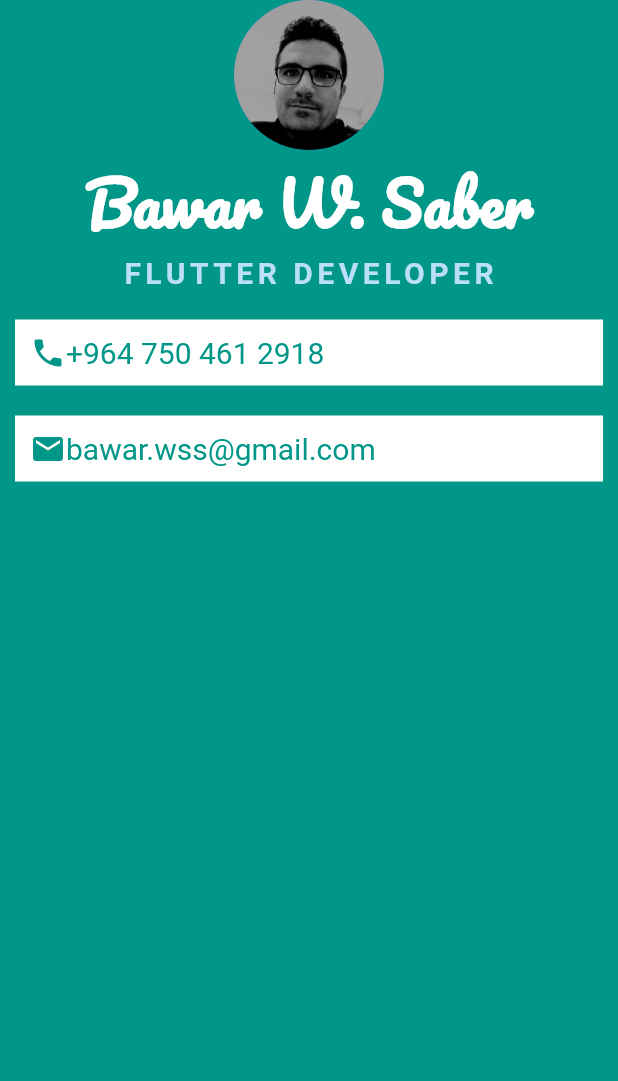
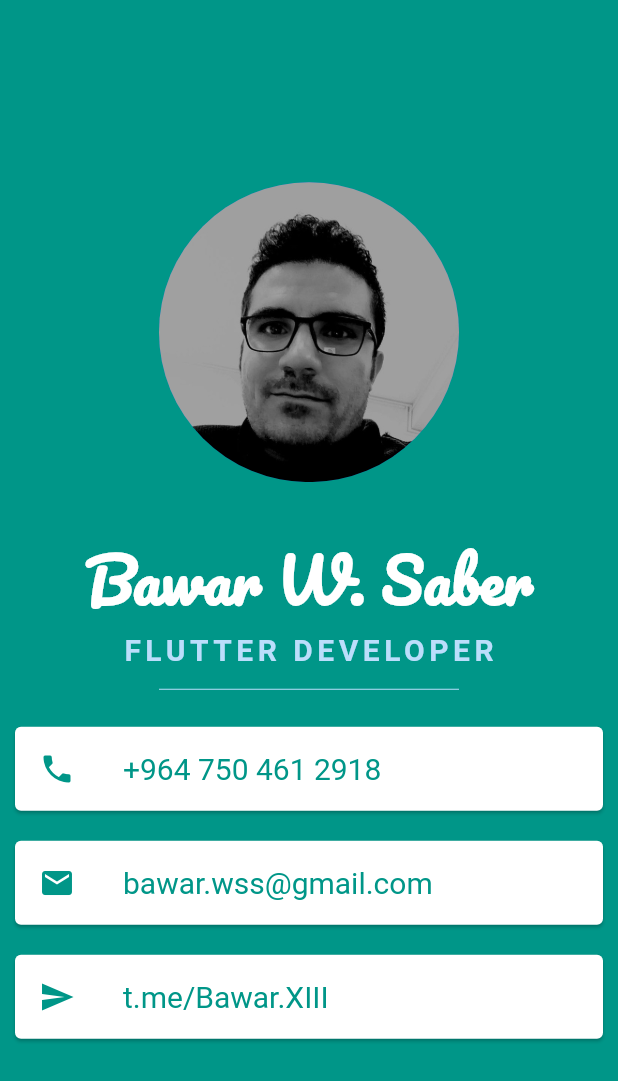
Before and after one commit to bawar-wss/visit_card, a Flutter app: the screen it shows after launch, on a phone screen of 412 x 824 dp. Shown: the top 1081 px of the screen. Run offline on Flutter 3.47's test engine with Material 2 defaults, Android fonts, the light colour scheme and no system bars; Roboto replaces fonts that are missing (Source Sans Pro).

Commit message:
End: visit card

```diff
--- a/lib/main.dart
+++ b/lib/main.dart
@@ -14,12 +14,15 @@ class MyApp extends StatelessWidget {
       home: Scaffold(
         backgroundColor: Colors.teal,
         body: SafeArea(
-          child: Center(
           child: Column(
+            mainAxisAlignment: MainAxisAlignment.center,
             children: [
               const CircleAvatar(
-                  radius: 50,
+                radius: 100,
                 backgroundImage: AssetImage('assets/images/profileb2.jpg'),
+              ),
+              const SizedBox(
+                height: 30,
               ),
               const Text(
                 'Bawar W. Saber',
@@ -40,56 +43,68 @@ class MyApp extends StatelessWidget {
                   color: Colors.blue[100],
                 ),
               ),
-                Container(
-                  color: Colors.white,
-                  margin: const EdgeInsets.symmetric(
-                      horizontal: 10.0, vertical: 20.0),
-                  padding: const EdgeInsets.all(10.0),
-                  child: Row(
-                    children: const [
-                      Icon(
+              SizedBox(
+                height: 30,
+                width: 200,
+                child: Divider(
+                  color: Colors.blue[100],
+                ),
+              ),
+              const Card(
+                  margin:
+                      EdgeInsets.symmetric(horizontal: 10.0, vertical: 10.0),
+                  child: ListTile(
+                    leading: Icon(
                       Icons.phone,
                       color: Colors.teal,
                     ),
-                      Text(
+                    title: Text(
                       '+964 750 461 2918',
                       style: TextStyle(
                         fontSize: 20,
                         color: Colors.teal,
                         fontFamily: 'Source Sans Pro',
                       ),
-                      )
-                    ],
                     ),
-                ),
-                Container(
-                  color: Colors.white,
-                  margin: const EdgeInsets.symmetric(
-                    horizontal: 10.0,
-                  ),
-                  padding: const EdgeInsets.all(10.0),
-                  child: Row(
-                    children: const [
-                      Icon(
+                  )),
+              const Card(
+                margin: EdgeInsets.symmetric(horizontal: 10.0, vertical: 10.0),
+                child: ListTile(
+                  leading: Icon(
                     Icons.email,
                     color: Colors.teal,
                   ),
-                      Text(
+                  title: Text(
                     'bawar.wss@gmail.com',
                     style: TextStyle(
                       fontSize: 20,
                       color: Colors.teal,
                       fontFamily: 'Source Sans Pro',
                     ),
-                      )
-                    ],
+                  ),
+                ),
+              ),
+              const Card(
+                margin: EdgeInsets.symmetric(horizontal: 10.0, vertical: 10.0),
+                child: ListTile(
+                  leading: Icon(
+                    Icons.send,
+                    color: Colors.teal,
+                  ),
+                  title: Text(
+                    't.me/Bawar.XIII',
+                    style: TextStyle(
+                      fontSize: 20,
+                      color: Colors.teal,
+                      fontFamily: 'Source Sans Pro',
+                    ),
+                  ),
                 ),
               ),
             ],
           ),
         ),
       ),
-      ),
     );
   }
 }
```
Lines whose indentation alone changed are shown as unchanged.
